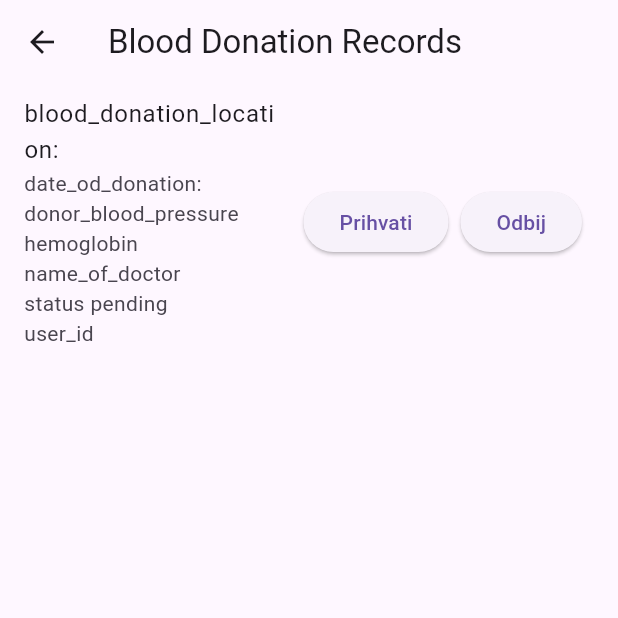
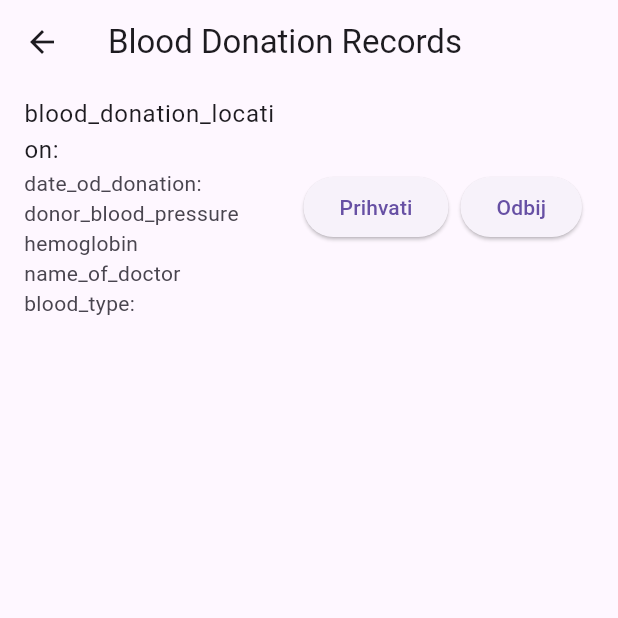
Before and after one commit to Medic01/Sustav_za_transfuziologiju, a Flutter app: the BloodDonationForm screen opened directly, after a tap on "Save", on a phone screen of 412 x 824 dp, the top half of it. Run offline on Flutter 3.47's test engine with Material 3 defaults, Android fonts, the phone set to English and light mode, and no system bars; our stand-ins replace cloud_firestore, firebase_auth, firebase_core, flutter_dotenv, flutter_pw_validator, mask_text_input_formatter; accounts and stored records are empty.

Commit message:
file and folder structure, works everything with accepting blood

```diff
--- a/lib/screens/donation/blood_donation_form.dart
+++ b/lib/screens/donation/blood_donation_form.dart
@@ -1,17 +1,28 @@
-// BloodDonationForm.dart
-
 import 'package:flutter/material.dart';
+import 'package:flutter/services.dart'; // Importamo paket flutter/services
 import 'package:cloud_firestore/cloud_firestore.dart';
+import 'package:mask_text_input_formatter/mask_text_input_formatter.dart';
 import 'blood_donation_records.dart';
 
 class BloodDonationForm extends StatelessWidget {
   final TextEditingController _dateController = TextEditingController();
   final TextEditingController _placeController = TextEditingController();
   final TextEditingController _doctorNameController = TextEditingController();
-  final TextEditingController _technicianNameController = TextEditingController();
+  final TextEditingController _technicianNameController =
+      TextEditingController();
   final TextEditingController _hemoglobinController = TextEditingController();
-  final TextEditingController _bloodPressureController = TextEditingController();
-  final TextEditingController _rejectionReasonController = TextEditingController();
+  final TextEditingController _bloodPressureController =
+      TextEditingController();
+  final TextEditingController _rejectionReasonController =
+      TextEditingController();
+  final TextEditingController _bloodTypeController =
+      TextEditingController(); // Dodajemo kontroler za krvnu grupu
+
+  // Mask formatter for the date field
+  final MaskTextInputFormatter _dateMaskFormatter = MaskTextInputFormatter(
+    mask: '##/##/####',
+    filter: {"#": RegExp(r'[0-9]')},
+  );
 
   void saveDataToFirestore({
     required String date,
@@ -22,6 +33,7 @@ class BloodDonationForm extends StatelessWidget {
     required String bloodPressure,
     required bool donationRejected,
     required String rejectionReason,
+    required String bloodType, // Dodajemo bloodType kao argument
   }) async {
     try {
       FirebaseFirestore firestore = FirebaseFirestore.instance;
@@ -32,8 +44,8 @@ class BloodDonationForm extends StatelessWidget {
         'donor_blood_pressure': bloodPressure,
         'hemoglobin': hemoglobin,
         'name_of_doctor': doctorName,
-        'status': 'pending',
-        'user_id': '',
+        'technicianName': technicianName,
+        'blood_type': bloodType, // Dodajemo krvnu grupu u dokument
       });
 
       print('Data successfully saved to Firestore.');
@@ -58,19 +70,36 @@ class BloodDonationForm extends StatelessWidget {
               style: TextStyle(fontSize: 18.0, fontWeight: FontWeight.bold),
             ),
             SizedBox(height: 20.0),
-            _buildTextField(labelText: 'Date', controller: _dateController),
-            _buildTextField(labelText: 'Place', controller: _placeController),
             _buildTextField(
-                labelText: 'Doctor Name', controller: _doctorNameController),
+              labelText: 'Date',
+              controller: _dateController,
+              inputFormatter: [_dateMaskFormatter],
+            ),
             _buildTextField(
-                labelText: 'Technician Name',
-                controller: _technicianNameController),
+              labelText: 'Place',
+              controller: _placeController,
+            ),
             _buildTextField(
-                labelText: 'Hemoglobin (g/dL)',
-                controller: _hemoglobinController),
+              labelText: 'Doctor Name',
+              controller: _doctorNameController,
+            ),
             _buildTextField(
-                labelText: 'Blood Pressure',
-                controller: _bloodPressureController),
+              labelText: 'Technician Name',
+              controller: _technicianNameController,
+            ),
+            _buildTextField(
+              labelText: 'Hemoglobin (g/dL)',
+              controller: _hemoglobinController,
+            ),
+            _buildTextField(
+              labelText: 'Blood Pressure',
+              controller: _bloodPressureController,
+            ),
+            _buildTextField(
+              labelText: 'Blood Type', // Dodajemo labelu za krvnu grupu
+              controller:
+                  _bloodTypeController, // Dodajemo kontroler za krvnu grupu
+            ),
             Row(
               children: [
                 Text('Donation Rejected: '),
@@ -81,8 +110,9 @@ class BloodDonationForm extends StatelessWidget {
               ],
             ),
             _buildTextField(
-                labelText: 'Rejection Reason',
-                controller: _rejectionReasonController),
+              labelText: 'Rejection Reason',
+              controller: _rejectionReasonController,
+            ),
             SizedBox(height: 20.0),
             _buildSaveButton(context),
           ],
@@ -91,12 +121,16 @@ class BloodDonationForm extends StatelessWidget {
     );
   }
 
-  Widget _buildTextField(
-      {required String labelText, required TextEditingController controller}) {
+  Widget _buildTextField({
+    required String labelText,
+    required TextEditingController controller,
+    List<TextInputFormatter>? inputFormatter,
+  }) {
     return Container(
       margin: EdgeInsets.only(bottom: 10.0),
       child: TextField(
         controller: controller,
+        inputFormatters: inputFormatter, // Set input formatter here
         decoration: InputDecoration(
           labelText: labelText,
           border: OutlineInputBorder(),
@@ -117,11 +151,12 @@ class BloodDonationForm extends StatelessWidget {
             technicianName: _technicianNameController.text,
             hemoglobin: _hemoglobinController.text,
             bloodPressure: _bloodPressureController.text,
-            donationRejected: false, // Change to true if donation is rejected
+            donationRejected: false,
             rejectionReason: _rejectionReasonController.text,
+            bloodType:
+                _bloodTypeController.text, // Prosleđujemo unetu krvnu grupu
           );
 
-          // After saving the data, you can add navigation to another page here
           Navigator.pushReplacement(
             context,
             MaterialPageRoute(builder: (context) => BloodDonationRecords()),
--- a/lib/screens/donation/blood_donation_records.dart
+++ b/lib/screens/donation/blood_donation_records.dart
@@ -1,5 +1,6 @@
 import 'package:flutter/material.dart';
 import 'package:cloud_firestore/cloud_firestore.dart';
+import 'dose_entry_page.dart';
 
 class BloodDonationRecords extends StatelessWidget {
   @override
@@ -36,8 +37,7 @@ class BloodDonationRecords extends StatelessWidget {
                         'donor_blood_pressure ${data['donor_blood_pressure']}'),
                     Text('hemoglobin ${data['hemoglobin']}'),
                     Text('name_of_doctor ${data['name_of_doctor']}'),
-                    Text('status ${data['status']}'),
-                    Text('user_id ${data['user_id']}'),
+                    Text('blood_type: ${data['blood_type']}'),
                   ],
                 ),
                 trailing: Row(
@@ -60,8 +60,7 @@ class BloodDonationRecords extends StatelessWidget {
                           'donor_blood_pressure': data['donor_blood_pressure'],
                           'hemoglobin': data['hemoglobin'],
                           'name_of_doctor': data['name_of_doctor'],
-                          'status': data['status'],
-                          'user_id': data['user_id'],
+                          'blood_type': data['blood_type'],
                         }).then((value) {
                           // Uklonite ili ažurirajte izvorni dokument u kolekciji "blood_donation"
                           bloodDonationRef
--- a/lib/screens/donation/dose_entry_page.dart
+++ b/lib/screens/donation/dose_entry_page.dart
@@ -37,8 +37,8 @@ class DoseEntryPage extends StatelessWidget {
                         'donor_blood_pressure ${data['donor_blood_pressure']}'),
                     Text('hemoglobin ${data['hemoglobin']}'),
                     Text('name_of_doctor ${data['name_of_doctor']}'),
-                    Text('status ${data['status']}'),
-                    Text('user_id ${data['user_id']}'),
+                    Text('blood_type ${data['blood_type']}'),
+
                     // New options
                     Text(
                       'Doza obrađena: ${data['doza_obradjena']}',
@@ -81,7 +81,7 @@ class DoseEntryPage extends StatelessWidget {
                               'Greška prilikom označavanja doze kao obrađene: $error');
                         });
                       },
-                      child: Text('Označi kao obrađeno'),
+                      child: Text('Doza obrađena'),
                     ),
                     SizedBox(width: 8),
                     ElevatedButton(
@@ -99,7 +99,7 @@ class DoseEntryPage extends StatelessWidget {
                               'Greška prilikom označavanja doze kao iskorištene: $error');
                         });
                       },
-                      child: Text('Označi kao iskorišteno'),
+                      child: Text('Doza iskorištena'),
                     ),
                     SizedBox(width: 8),
                     ElevatedButton(
@@ -172,7 +172,7 @@ class DoseEntryPage extends StatelessWidget {
                           },
                         );
                       },
-                      child: Text('Unesi količinu'),
+                      child: Text('Količina donirane doze'),
                     ),
                   ],
                 ),
--- a/pubspec.yaml
+++ b/pubspec.yaml
@@ -37,6 +37,7 @@ dependencies:
   crypto: ^3.0.3
   flutter_pw_validator: ^1.6.0
   flutter_dotenv: ^5.1.0
+  mask_text_input_formatter: ^2.9.0
 dev_dependencies:
   flutter_test:
     sdk: flutter
```
Also changed, not shown: lib/main.dart (+6 -3 lines), lib/screens/admin/admin_page.dart (+7 -6 lines), lib/screens/auth/login_page.dart (+14 -9 lines), lib/screens/auth/registration_page.dart (+14 -11 lines), lib/screens/user/data_entry_page.dart (+29 -13 lines), pubspec.lock.
